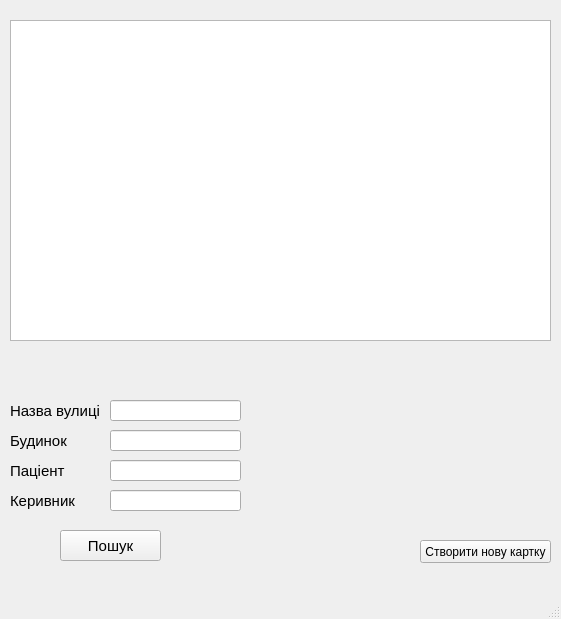
This is MainForm.ui in LiquorProg/katalog as Qt 5 draws it before an edit. The edited form follows.
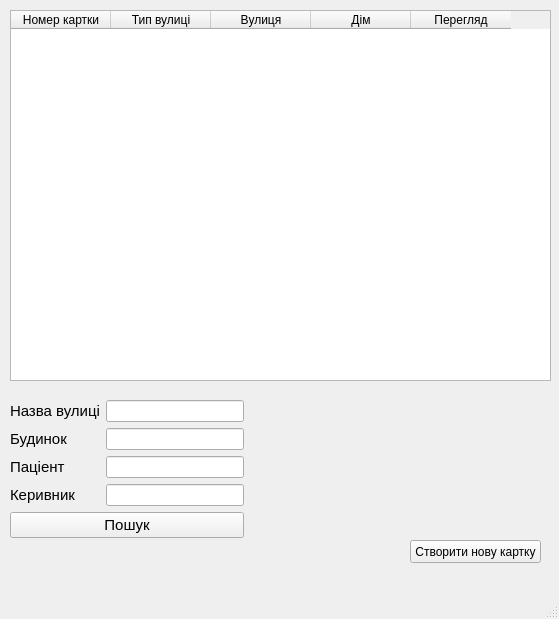
This is the edited form.

Commit message: Добавил новое окно для пересмотра и редактирования карточек пациента, пока что добавил только возможность пересмотра данных. Также на основное окно добавил tableWidget, добавил нужные столбцы и добавил в эту же таблицу кнопки для перехода в новое окно для пересмотра и редактирования карточек пациента.

Diff of the .ui file:
```diff
--- a/MainForm.ui
+++ b/MainForm.ui
@@ -6,7 +6,7 @@
    <rect>
     <x>0</x>
     <y>0</y>
-    <width>561</width>
+    <width>559</width>
     <height>619</height>
    </rect>
   </property>
@@ -17,20 +17,10 @@
    <string/>
   </property>
   <widget class="QWidget" name="centralwidget">
-   <widget class="QTableView" name="tableView">
-    <property name="geometry">
-     <rect>
-      <x>10</x>
-      <y>20</y>
-      <width>541</width>
-      <height>321</height>
-     </rect>
-    </property>
-   </widget>
    <widget class="QPushButton" name="pushButton">
     <property name="geometry">
      <rect>
-      <x>420</x>
+      <x>410</x>
       <y>540</y>
       <width>131</width>
       <height>23</height>
@@ -40,15 +30,53 @@
      <string>Cтворити нову картку</string>
     </property>
    </widget>
+   <widget class="QTableWidget" name="tableWidget">
+    <property name="geometry">
+     <rect>
+      <x>10</x>
+      <y>10</y>
+      <width>541</width>
+      <height>371</height>
+     </rect>
+    </property>
+    <column>
+     <property name="text">
+      <string>Номер картки</string>
+     </property>
+    </column>
+    <column>
+     <property name="text">
+      <string>Тип вулиці</string>
+     </property>
+    </column>
+    <column>
+     <property name="text">
+      <string>Вулиця</string>
+     </property>
+    </column>
+    <column>
+     <property name="text">
+      <string>Дім</string>
+     </property>
+    </column>
+    <column>
+     <property name="text">
+      <string>Перегляд</string>
+     </property>
+    </column>
+   </widget>
+   <widget class="QWidget" name="layoutWidget">
+    <property name="geometry">
+     <rect>
+      <x>10</x>
+      <y>400</y>
+      <width>234</width>
+      <height>140</height>
+     </rect>
+    </property>
+    <layout class="QGridLayout" name="gridLayout">
+     <item row="0" column="0">
    <widget class="QLabel" name="label_4">
-    <property name="geometry">
-     <rect>
-      <x>10</x>
-      <y>400</y>
-      <width>101</width>
-      <height>21</height>
-     </rect>
-    </property>
     <property name="font">
      <font>
       <pointsize>11</pointsize>
@@ -61,15 +89,12 @@
      <number>2</number>
     </property>
    </widget>
+     </item>
+     <item row="0" column="1">
+      <widget class="QLineEdit" name="lineEdit_4"/>
+     </item>
+     <item row="1" column="0">
    <widget class="QLabel" name="label_5">
-    <property name="geometry">
-     <rect>
-      <x>10</x>
-      <y>430</y>
-      <width>101</width>
-      <height>21</height>
-     </rect>
-    </property>
     <property name="font">
      <font>
       <pointsize>11</pointsize>
@@ -82,15 +107,12 @@
      <number>2</number>
     </property>
    </widget>
+     </item>
+     <item row="1" column="1">
+      <widget class="QLineEdit" name="lineEdit_5"/>
+     </item>
+     <item row="2" column="0">
    <widget class="QLabel" name="label_6">
-    <property name="geometry">
-     <rect>
-      <x>10</x>
-      <y>460</y>
-      <width>101</width>
-      <height>21</height>
-     </rect>
-    </property>
     <property name="font">
      <font>
       <pointsize>11</pointsize>
@@ -103,15 +125,12 @@
      <number>2</number>
     </property>
    </widget>
+     </item>
+     <item row="2" column="1">
+      <widget class="QLineEdit" name="lineEdit_6"/>
+     </item>
+     <item row="3" column="0">
    <widget class="QLabel" name="label_7">
-    <property name="geometry">
-     <rect>
-      <x>10</x>
-      <y>490</y>
-      <width>101</width>
-      <height>21</height>
-     </rect>
-    </property>
     <property name="font">
      <font>
       <pointsize>11</pointsize>
@@ -124,55 +143,12 @@
      <number>2</number>
     </property>
    </widget>
-   <widget class="QLineEdit" name="lineEdit_4">
-    <property name="geometry">
-     <rect>
-      <x>110</x>
-      <y>400</y>
-      <width>131</width>
-      <height>21</height>
-     </rect>
-    </property>
-   </widget>
-   <widget class="QLineEdit" name="lineEdit_5">
-    <property name="geometry">
-     <rect>
-      <x>110</x>
-      <y>430</y>
-      <width>131</width>
-      <height>21</height>
-     </rect>
-    </property>
-   </widget>
-   <widget class="QLineEdit" name="lineEdit_6">
-    <property name="geometry">
-     <rect>
-      <x>110</x>
-      <y>460</y>
-      <width>131</width>
-      <height>21</height>
-     </rect>
-    </property>
-   </widget>
-   <widget class="QLineEdit" name="lineEdit_7">
-    <property name="geometry">
-     <rect>
-      <x>110</x>
-      <y>490</y>
-      <width>131</width>
-      <height>21</height>
-     </rect>
-    </property>
-   </widget>
+     </item>
+     <item row="3" column="1">
+      <widget class="QLineEdit" name="lineEdit_7"/>
+     </item>
+     <item row="4" column="0" colspan="2">
    <widget class="QPushButton" name="pushButton_2">
-    <property name="geometry">
-     <rect>
-      <x>60</x>
-      <y>530</y>
-      <width>101</width>
-      <height>31</height>
-     </rect>
-    </property>
     <property name="font">
      <font>
       <pointsize>11</pointsize>
@@ -182,6 +158,9 @@
      <string>Пошук</string>
     </property>
    </widget>
+     </item>
+    </layout>
+   </widget>
   </widget>
   <widget class="QMenuBar" name="menubar">
    <property name="geometry">
```
Left out of the diff: 2 changed lines with no effect on the pictures. Lines whose indentation alone changed are shown as unchanged. The commit also changes 6 other files.
